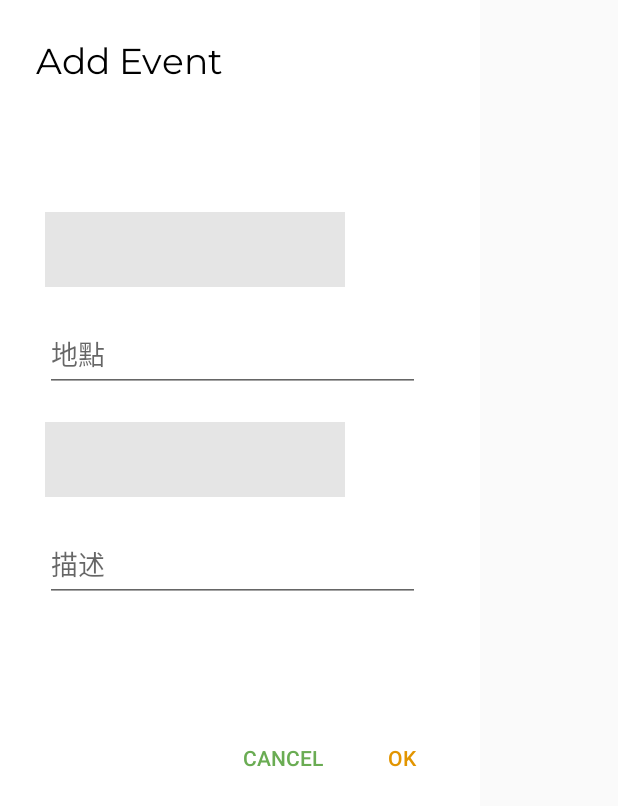
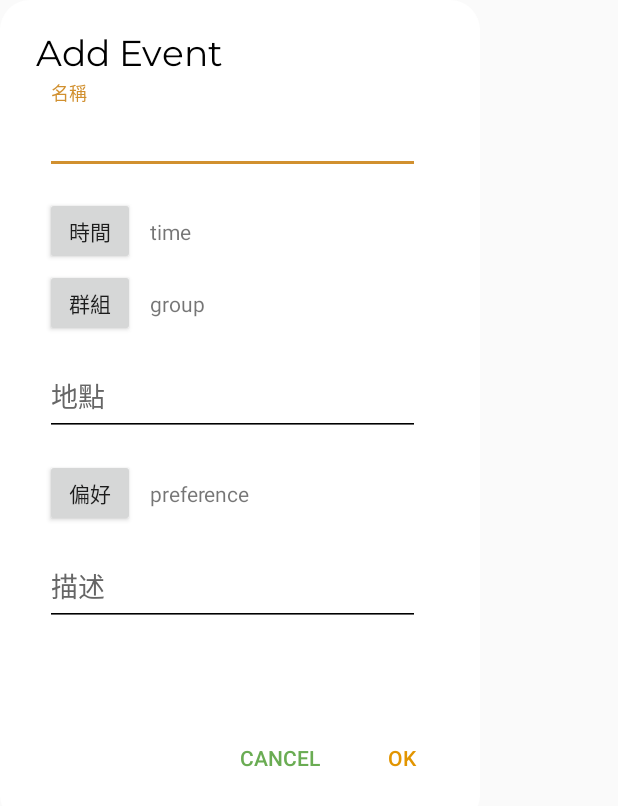
Before and after one commit to shawn40611/CSproject, an Android app: the layout dialog_add_event.xml on its own in the app's theme, with its tools: preview values and no code run, on a phone screen of 412 x 824 dp. Shown: the top 806 px of the screen. Run offline under Robolectric (Android 15) with nearby library versions, the phone set to English and light mode, and no system bars.

Commit message:
spinner to button

```diff
--- a/app/src/main/java/com/nctucs/csproject/Adapter/ContentAdapter.java
+++ b/app/src/main/java/com/nctucs/csproject/Adapter/ContentAdapter.java
@@ -3,12 +3,19 @@ package com.nctucs.csproject.Adapter;
 import android.app.Dialog;
 import android.content.ComponentName;
 import android.content.Context;
+import android.content.DialogInterface;
 import android.content.Intent;
 import android.content.ServiceConnection;
+import android.graphics.Color;
+import android.graphics.drawable.ColorDrawable;
+import android.os.Bundle;
 import android.os.IBinder;
 import android.support.annotation.NonNull;
 import android.support.v7.widget.RecyclerView;
+import android.view.ContextMenu;
 import android.view.LayoutInflater;
+import android.view.Menu;
+import android.view.MenuInflater;
 import android.view.View;
 import android.view.ViewGroup;
 import android.widget.Button;
@@ -80,11 +87,13 @@ public class ContentAdapter extends android.support.v7.widget.RecyclerView.Adapt
         else {
             final Dialog add_event_dialog = new Dialog(mContext);
             add_event_dialog.setContentView(R.layout.dialog_add_event);
-            Button btn_ok,btn_cancel;
+            add_event_dialog.getWindow().setBackgroundDrawable(new ColorDrawable(Color.TRANSPARENT));
+            Button btn_time, btn_group, btn_preference, btn_ok, btn_cancel;
+            btn_time = add_event_dialog.findViewById(R.id.btn_add_time);
+            btn_group = add_event_dialog.findViewById(R.id.btn_add_group);
+            btn_preference = add_event_dialog.findViewById(R.id.btn_add_preference);
             btn_cancel = add_event_dialog.findViewById(R.id.btn_cancel);
             btn_ok = add_event_dialog.findViewById(R.id.btn_ok);
-            Spinner time,preference;
-            time = add_event_dialog.findViewById(R.id.add_time);
             holder.tv_content.setClickable(true);
             holder.tv_content.setText("ADD EVENT!");
             holder.tv_content_time.setVisibility(View.GONE);
@@ -94,6 +103,15 @@ public class ContentAdapter extends android.support.v7.widget.RecyclerView.Adapt
                     add_event_dialog.show();
                 }
             });
+            btn_time.setOnClickListener(new View.OnClickListener() {
+                @Override
+                public void onClick(View v) {
+
+                }
+            });
+
+
+
             btn_cancel.setOnClickListener(new View.OnClickListener() {
                 @Override
                 public void onClick(View v) {
@@ -109,6 +127,9 @@ public class ContentAdapter extends android.support.v7.widget.RecyclerView.Adapt
         }
 
     }
+
+
+
 
     @Override
     public int getItemCount() {
@@ -139,7 +160,7 @@ public class ContentAdapter extends android.support.v7.widget.RecyclerView.Adapt
             super(itemView);
             tv_content = itemView.findViewById(R.id.tv_content);
             tv_content_time = itemView.findViewById(R.id.tv_content_time);
-            highlight = itemView.findViewById(R.id.highlight);
+            //highlight = itemView.findViewById(R.id.highlight);
             dialog = new Dialog(mContext);
             dialog.setContentView(R.layout.dialog_calendar_content);
             tv_event_title = dialog.findViewById(R.id.tv_event_title);
--- /dev/null
+++ b/app/src/main/res/drawable/dialog_bg.xml
@@ -0,0 +1,7 @@
+<?xml version="1.0" encoding="utf-8"?>
+<shape xmlns:android="http://schemas.android.com/apk/res/android">
+    <solid
+        android:color="@color/white"/>
+    <corners
+        android:radius="20dp" />
+</shape>
--- a/app/src/main/res/layout/dialog_add_event.xml
+++ b/app/src/main/res/layout/dialog_add_event.xml
@@ -3,7 +3,7 @@
     android:layout_width="@dimen/dp_320"
     android:layout_height="@dimen/dp_550"
     xmlns:app="http://schemas.android.com/apk/res-auto"
-    android:background="@color/white">
+    android:background="@drawable/dialog_bg">
     <TextView
         android:id="@+id/tv_title"
         android:layout_width="wrap_content"
@@ -11,7 +11,7 @@
         android:layout_alignParentLeft="true"
         android:layout_alignParentTop="true"
         android:layout_marginLeft="@dimen/dp_24"
-        android:layout_marginTop="@dimen/dp_25"
+        android:layout_marginTop="@dimen/dp_20"
         android:fontFamily="@font/montserrat"
         android:text="Add Event"
         android:textSize="@dimen/dp_24"
@@ -21,62 +21,113 @@
         android:layout_width="match_parent"
         android:layout_height="wrap_content"
         android:layout_below="@id/tv_title"
-        android:background="@color/transparent">
+        android:background="@color/transparent"
+        app:theme="@style/TextInputLayoutLabelGrey">
         <EditText
             android:id="@+id/et_add_name"
             android:layout_width="@dimen/dp_250"
             android:layout_height="@dimen/dp_50"
             android:layout_marginLeft="@dimen/dp_30"
-            android:layout_marginTop="@dimen/dp_40"
+            android:layout_marginTop="@dimen/dp_50"
             android:ems="10"
             android:hint="名稱"
 
             android:inputType="textPersonName" />
     </android.support.design.widget.TextInputLayout>
 
-    <Spinner
-        android:id="@+id/add_time"
-        android:layout_width="@dimen/dp_200"
-        android:layout_height="@dimen/dp_50"
-        android:layout_marginTop="@dimen/dp_20"
+    <Button
+        android:id="@+id/btn_add_time"
+        android:layout_width="@dimen/dp_60"
+        android:layout_height="@dimen/dp_45"
+        android:layout_marginTop="@dimen/dp_15"
         android:layout_marginLeft="@dimen/dp_30"
-        android:background="@color/spinner_background"
-        android:spinnerMode="dropdown"
-        android:layout_below="@id/til_et_add_name"/>
+        android:layout_below="@id/til_et_add_name"
+        android:text="時間"/>
+
+    <TextView
+        android:id="@+id/tv_add_time"
+        android:layout_width="wrap_content"
+        android:layout_height="wrap_content"
+        android:layout_alignBaseline="@+id/btn_add_time"
+        android:layout_toRightOf="@+id/btn_add_time"
+        android:text="time"
+        android:layout_margin="@dimen/dp_10"/>
 
 
+    <Button
+        android:id="@+id/btn_add_group"
+        android:layout_width="@dimen/dp_60"
+        android:layout_height="@dimen/dp_45"
+        android:layout_marginTop="@dimen/dp_5"
+        android:layout_marginLeft="@dimen/dp_30"
+        android:layout_below="@id/tv_add_time"
+        android:text="群組"/>
 
+    <TextView
+        android:id="@+id/tv_add_group"
+        android:layout_width="wrap_content"
+        android:layout_height="wrap_content"
+        android:layout_alignBaseline="@+id/btn_add_group"
+        android:layout_toRightOf="@+id/btn_add_group"
+        android:text="group"
+        android:layout_margin="@dimen/dp_10"/>
+
+
+    <android.support.design.widget.TextInputLayout
+        android:id="@+id/til_et_add_location"
+        android:layout_width="match_parent"
+        android:layout_height="wrap_content"
+        android:layout_below="@id/btn_add_group"
+        android:background="@color/transparent"
+        android:layout_marginTop="@dimen/dp_5"
+        app:theme="@style/TextInputLayoutLabelGrey">
         <EditText
             android:id="@+id/et_add_location"
             android:layout_width="@dimen/dp_250"
             android:layout_height="@dimen/dp_50"
-        android:layout_below="@id/add_time"
             android:layout_marginLeft="@dimen/dp_30"
-        android:layout_marginTop="@dimen/dp_20"
+            android:layout_marginTop="@dimen/dp_25"
             android:ems="10"
             android:hint="地點"
             android:inputType="textPersonName" />
+    </android.support.design.widget.TextInputLayout>
 
-    <Spinner
-        android:id="@+id/add_preference"
-        android:layout_width="@dimen/dp_200"
-        android:layout_height="@dimen/dp_50"
-        android:layout_marginTop="@dimen/dp_20"
+    <Button
+        android:id="@+id/btn_add_preference"
+        android:layout_width="@dimen/dp_60"
+        android:layout_height="@dimen/dp_45"
+        android:layout_marginTop="@dimen/dp_15"
         android:layout_marginLeft="@dimen/dp_30"
-        android:background="@color/spinner_background"
-        android:spinnerMode="dropdown"
-        android:layout_below="@id/et_add_location"/>
+        android:layout_below="@id/til_et_add_location"
+        android:text="偏好"/>
 
+    <TextView
+        android:id="@+id/tv_add_preference"
+        android:layout_width="wrap_content"
+        android:layout_height="wrap_content"
+        android:layout_alignBaseline="@+id/btn_add_preference"
+        android:layout_toRightOf="@+id/btn_add_preference"
+        android:text="preference"
+        android:layout_margin="@dimen/dp_10"/>
+
+    <android.support.design.widget.TextInputLayout
+        android:id="@+id/til_et_add_description"
+        android:layout_width="match_parent"
+        android:layout_height="wrap_content"
+        android:layout_below="@id/btn_add_preference"
+        android:background="@color/transparent"
+        android:layout_marginTop="@dimen/dp_5"
+        app:theme="@style/TextInputLayoutLabelGrey">
         <EditText
             android:id="@+id/et_add_description"
             android:layout_width="@dimen/dp_250"
             android:layout_height="@dimen/dp_50"
-        android:layout_below="@id/add_preference"
             android:layout_marginLeft="@dimen/dp_30"
-        android:layout_marginTop="@dimen/dp_20"
+            android:layout_marginTop="@dimen/dp_25"
             android:ems="10"
             android:hint="描述"
             android:inputType="textPersonName" />
+    </android.support.design.widget.TextInputLayout>
 
     <Button
         android:id="@+id/btn_ok"
@@ -92,7 +143,7 @@
 
     <Button
         android:id="@+id/btn_cancel"
-        android:layout_width="@dimen/dp_55"
+        android:layout_width="@dimen/dp_60"
         android:layout_height="@dimen/dp_31"
         android:layout_alignParentBottom="true"
         android:layout_marginBottom="@dimen/dp_29"
--- /dev/null
+++ b/app/src/main/res/layout/dialog_add_event_timelist.xml
@@ -0,0 +1,5 @@
+<?xml version="1.0" encoding="utf-8"?>
+<LinearLayout xmlns:android="http://schemas.android.com/apk/res/android"
+    android:layout_width="match_parent"
+    android:layout_height="match_parent">
+</LinearLayout>
--- /dev/null
+++ b/app/src/main/res/layout/view_add_event_timelist.xml
@@ -0,0 +1,12 @@
+<?xml version="1.0" encoding="utf-8"?>
+<LinearLayout xmlns:android="http://schemas.android.com/apk/res/android"
+    android:layout_width="match_parent"
+    android:layout_height="match_parent">
+    <TextView
+        android:id="@+id/tv_add_event_time"
+        android:layout_width="match_parent"
+        android:layout_height="@dimen/dp_64"
+        android:layout_marginLeft="@dimen/dp_30"
+        android:layout_marginRight="@dimen/dp_30"
+        android:background="@color/white" />
+</LinearLayout>
--- a/app/src/main/res/layout/view_calendar_content.xml
+++ b/app/src/main/res/layout/view_calendar_content.xml
@@ -5,7 +5,7 @@
 
     <TextView
         android:id="@+id/tv_content"
-        android:layout_width="@dimen/dp_326"
+        android:layout_width="match_parent"
         android:layout_height="@dimen/dp_64"
         android:clickable="true"
         android:layout_centerInParent="true"
@@ -14,7 +14,9 @@
         android:textSize="@dimen/dp_24"
         android:fontFamily="@font/montserrat"
         android:background="@drawable/content"
-        android:paddingLeft="@dimen/dp_20" />
+        android:paddingLeft="@dimen/dp_20"
+        android:layout_marginLeft="@dimen/dp_25"
+        android:layout_marginRight="@dimen/dp_25"/>
     <TextView
         android:id="@+id/tv_content_time"
         android:layout_width="wrap_content"
@@ -26,6 +28,7 @@
         android:textSize="@dimen/dp_12"
         android:fontFamily="@font/montserrat"
         android:textColor="@color/content_time_grey" />
+    <!--
     <View
         android:id="@+id/highlight"
         android:layout_width="@dimen/dp_6"
@@ -33,6 +36,7 @@
         android:layout_alignLeft="@id/tv_content"
         android:layout_alignTop="@id/tv_content"
         android:background="@color/orange_grey"/>
+        -->
 
 
 
--- /dev/null
+++ b/app/src/main/res/menu/add_event_time_menu.xml
@@ -0,0 +1,4 @@
+<?xml version="1.0" encoding="utf-8"?>
+<menu xmlns:android="http://schemas.android.com/apk/res/android">
+
+</menu>
--- a/app/src/main/res/values/styles.xml
+++ b/app/src/main/res/values/styles.xml
@@ -14,6 +14,13 @@
         <item name="android:textSize">18sp</item>
     </style>
 
+    <style name="TextInputLayoutLabelGrey" parent="Widget.Design.TextInputLayout">
+        <item name="android:textColorHint">#666</item>
+        <item name="android:textColor">#000</item>
+        <item name="colorAccent">#666</item>
+        <item name="colorControlNormal">#000</item>
+        <item name="colorControlActivated">@color/orange_grey</item>
+    </style>
 
 
 </resources>
```
Lines whose indentation alone changed are shown as unchanged.
